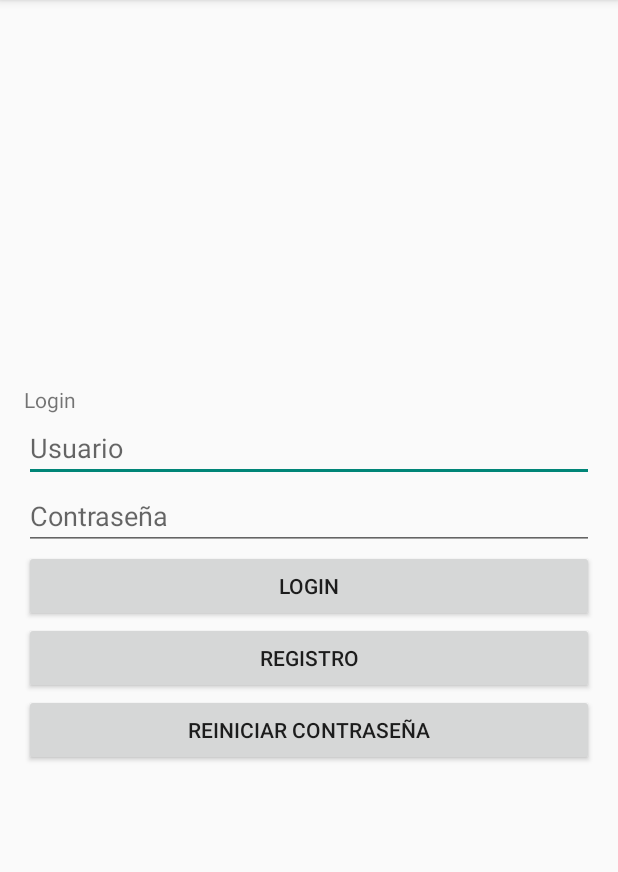
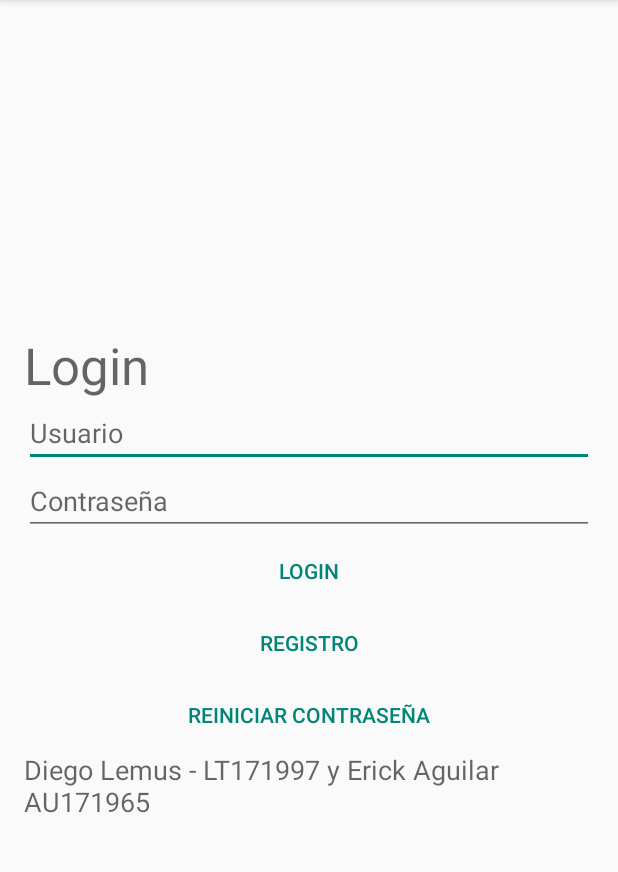
Before and after one commit to diegolem/desafio2_dsm, an Android app: the screen it shows after launch (Login), on a phone screen of 412 x 824 dp, the part 84-956 px from its top. Run offline under Robolectric (Android 15) with nearby library versions, the phone set to English and light mode, and no system bars; our stand-ins replace Firebase (no records; nobody signed in at launch, a user with empty details on screens opened directly).

Commit message:
Correciones finales

```diff
--- a/app/src/main/AndroidManifest.xml
+++ b/app/src/main/AndroidManifest.xml
@@ -10,10 +10,10 @@
         android:roundIcon="@mipmap/ic_launcher_round"
         android:supportsRtl="true"
         android:theme="@style/Theme.AppCompat.DayNight">
-        <activity android:name=".Movies"></activity>
-        <activity android:name=".AddMovie"/>
-        <activity android:name=".Register"></activity>
-        <activity android:name=".MainActivity"></activity>
+        <activity android:name=".Movies" />
+        <activity android:name=".AddMovie" />
+        <activity android:name=".Register" />
+        <activity android:name=".MainActivity" />
         <activity
             android:name=".ResetPassword"
             android:exported="true" />
--- a/app/src/main/java/com/example/desafio2dsm_lt171997_au171965/Login.java
+++ b/app/src/main/java/com/example/desafio2dsm_lt171997_au171965/Login.java
@@ -78,6 +78,8 @@ public class Login extends AppCompatActivity {
                         Toast.makeText(Login.this, "Ocurrio un error, intentalo nuevamente.",Toast.LENGTH_LONG).show();
                     }
                 });
+            }
+        });
 
         resetPasswordBtn.setOnClickListener(new View.OnClickListener() {
             @Override
@@ -95,6 +97,4 @@ public class Login extends AppCompatActivity {
             }
         });
     }
-        });
 }
-}
--- a/app/src/main/res/layout/login.xml
+++ b/app/src/main/res/layout/login.xml
@@ -12,15 +12,19 @@
     <TextView
         android:layout_width="wrap_content"
         android:layout_height="wrap_content"
-        android:text="@string/login"/>
+        android:text="@string/login"
+        android:textAppearance="@style/TextAppearance.AppCompat.Display1" />
 
     <EditText
         android:id="@+id/user"
+        style="@android:style/Widget.Material.Light.EditText"
         android:layout_width="match_parent"
         android:layout_height="wrap_content"
         android:hint="@string/usuario" />
+
     <EditText
         android:id="@+id/pass"
+        style="@android:style/Widget.Material.Light.EditText"
         android:layout_width="match_parent"
         android:layout_height="wrap_content"
         android:hint="@string/contrase_a"
@@ -28,16 +32,21 @@
 
     <Button
         android:id="@+id/loginBtn"
+        style="@android:style/Widget.DeviceDefault.Button.Borderless.Colored"
         android:layout_width="match_parent"
         android:layout_height="wrap_content"
         android:text="@string/login" />
+
     <Button
         android:id="@+id/registerBtn"
+        style="@android:style/Widget.DeviceDefault.Button.Borderless.Colored"
         android:layout_width="match_parent"
         android:layout_height="wrap_content"
         android:text="@string/registro" />
+
     <Button
         android:id="@+id/resetPasswordBtn"
+        style="@android:style/Widget.DeviceDefault.Button.Borderless.Colored"
         android:layout_width="match_parent"
         android:layout_height="wrap_content"
         android:text="@string/reiniciar_contrase_a" />
@@ -47,4 +56,11 @@
         android:layout_width="wrap_content"
         android:layout_height="wrap_content"
         android:visibility="gone" />
+
+    <TextView
+        android:id="@+id/textView"
+        android:layout_width="match_parent"
+        android:layout_height="wrap_content"
+        android:text="Diego Lemus - LT171997 y Erick Aguilar AU171965"
+        android:textAppearance="@style/TextAppearance.AppCompat.Medium" />
 </LinearLayout>
--- a/app/src/main/res/values/strings.xml
+++ b/app/src/main/res/values/strings.xml
@@ -12,14 +12,9 @@
     <string name="cancelar">Cancelar</string>
     <string name="registrar">Registrar</string>
     <string name="login">Login</string>
-    <string name="login">Login</string>
     <string name="usuario">Usuario</string>
     <string name="contrase_a">Contraseña</string>
-    <string name="login">Login</string>
     <string name="nueva_cuenta">Nueva cuenta</string>
-    <string name="usuario">Usuario</string>
-    <string name="contrase_a">Contraseña</string>
-    <string name="registrar">Registrar</string>
     <string name="email">Email</string>
     <string name="enviar">Enviar</string>
     <string name="registro">Registro</string>
```
Also changed, not shown: 1 other file. Lines whose indentation alone changed are shown as unchanged.
